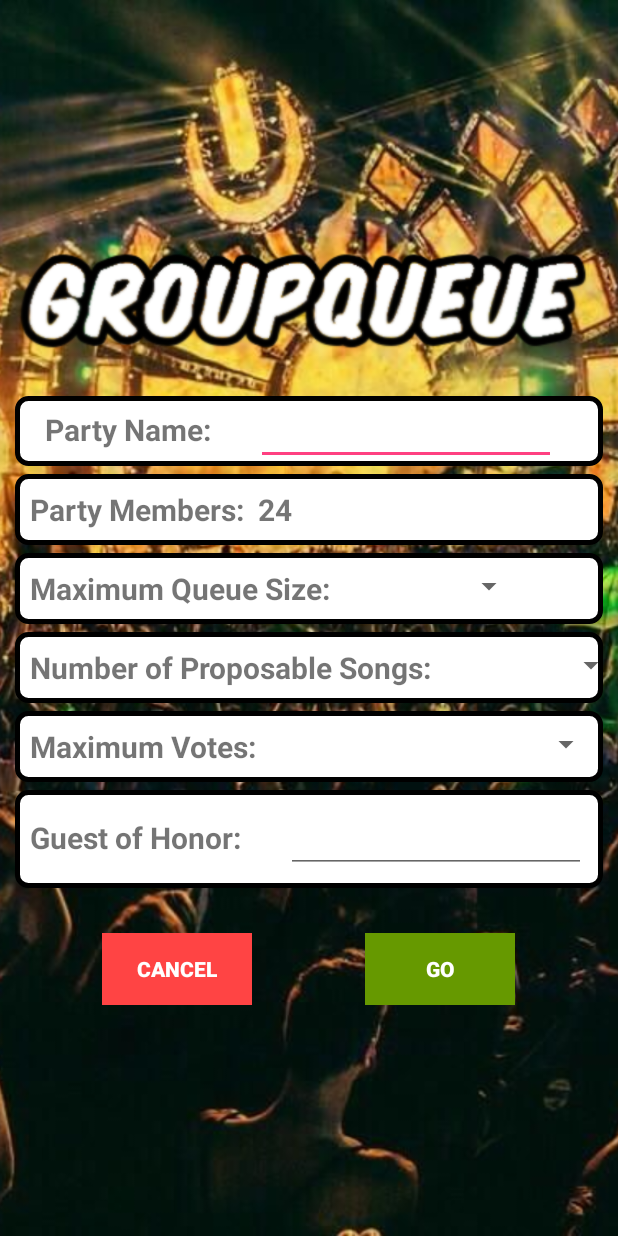
After one commit to legut2/GroupQueue, an Android app: the GroundRules screen opened directly, with no data from a screen before it, on a phone screen of 412 x 824 dp. The commit adds this screen. Run offline under Robolectric (Android 15) with nearby library versions, the phone set to English and light mode, and no system bars.

Commit message:
Modified Ground Rules added, added Party Search screen, and authentication through spotify

```diff
--- /dev/null
+++ b/app/src/main/java/com/example/groupqueueprototype/android_studio_project_folder/GroundRules.java
@@ -0,0 +1,35 @@
+package com.example.groupqueueprototype.android_studio_project_folder;
+
+import android.support.v7.app.AppCompatActivity;
+import android.os.Bundle;
+import android.view.View;
+import android.widget.Button;
+
+public class GroundRules extends AppCompatActivity {
+    private Button go;
+    private Button cancel;
+
+    protected View.OnClickListener goListener = new View.OnClickListener() {
+        @Override
+        public void onClick(View v) {
+            //Code to make party goes here
+        }
+    };
+    protected View.OnClickListener cancelListener = new View.OnClickListener() {
+        @Override
+        public void onClick(View v) {
+            //Return to previous screen
+            finish();
+    }
+    };
+
+    @Override
+    protected void onCreate(Bundle savedInstanceState) {
+        super.onCreate(savedInstanceState);
+        setContentView(R.layout.activity_ground_rules);
+        go = (Button) findViewById(R.id.go_button);
+        go.setOnClickListener(goListener);
+        cancel = (Button) findViewById(R.id.cancel_button);
+        cancel.setOnClickListener(cancelListener);
+    }
+}
--- /dev/null
+++ b/app/src/main/res/drawable/search_background.xml
@@ -0,0 +1,22 @@
+<?xml version="1.0" encoding="UTF-8"?>
+<shape xmlns:android="http://schemas.android.com/apk/res/android">
+    <solid android:color="#ffffffff"/>
+
+    <stroke
+        android:width="3dp"
+        android:color="#ff000000"
+        />
+
+    <padding
+        android:left="1dp"
+        android:top="1dp"
+        android:right="1dp"
+        android:bottom="1dp"
+        />
+
+    <corners
+        android:bottomRightRadius="7dp"
+        android:bottomLeftRadius="7dp"
+        android:topLeftRadius="7dp"
+        android:topRightRadius="7dp"/>
+</shape>
--- /dev/null
+++ b/app/src/main/res/layout/activity_ground_rules.xml
@@ -0,0 +1,185 @@
+<?xml version="1.0" encoding="utf-8"?>
+<android.support.constraint.ConstraintLayout xmlns:android="http://schemas.android.com/apk/res/android"
+    xmlns:app="http://schemas.android.com/apk/res-auto"
+    xmlns:tools="http://schemas.android.com/tools"
+    android:layout_width="match_parent"
+    android:layout_height="match_parent"
+    tools:context="com.example.groupqueueprototype.android_studio_project_folder.GroundRules">
+
+    <ImageView
+        android:layout_width="match_parent"
+        android:layout_height="match_parent"
+        android:scaleType="centerCrop"
+        android:src="@drawable/background_party" />
+
+    <LinearLayout
+        android:layout_width="wrap_content"
+        android:layout_height="match_parent"
+        android:gravity="center"
+        android:orientation="vertical">
+
+        <ImageView
+            android:layout_width="wrap_content"
+            android:layout_height="75dp"
+            android:layout_marginBottom="15dp"
+            android:layout_marginTop="10dp"
+            android:src="@drawable/group_queue" />
+
+        <LinearLayout
+            android:layout_width="match_parent"
+            android:layout_height="wrap_content"
+            android:layout_marginLeft="10dp"
+            android:layout_marginRight="10dp"
+            android:layout_marginTop="10dp"
+            android:background="@drawable/search_background"
+            android:paddingLeft="20dp">
+
+            <TextView
+                android:layout_width="wrap_content"
+                android:layout_height="wrap_content"
+                android:text="Party Name:"
+                android:textSize="20sp"
+                android:textStyle="bold" />
+
+            <EditText
+                android:layout_width="200dp"
+                android:layout_height="wrap_content"
+                android:layout_marginLeft="30dp"
+                android:inputType="text" />
+        </LinearLayout>
+
+        <TextView
+            android:layout_width="match_parent"
+            android:layout_height="wrap_content"
+            android:layout_marginLeft="10dp"
+            android:layout_marginRight="10dp"
+            android:layout_marginTop="5dp"
+            android:background="@drawable/search_background"
+            android:padding="10dp"
+            android:text="Party Members:  24"
+            android:textSize="20sp"
+            android:textStyle="bold" />
+
+        <LinearLayout
+            android:layout_width="match_parent"
+            android:layout_height="wrap_content"
+            android:layout_marginLeft="10dp"
+            android:layout_marginRight="10dp"
+            android:layout_marginTop="5dp"
+            android:background="@drawable/search_background"
+            android:padding="10dp">
+
+            <TextView
+                android:layout_width="wrap_content"
+                android:layout_height="wrap_content"
+                android:text="Maximum Queue Size:"
+                android:textSize="20sp"
+                android:textStyle="bold" />
+
+            <Spinner
+                android:layout_width="100dp"
+                android:layout_height="wrap_content"
+                android:layout_marginLeft="30dp"
+                android:inputType="number" />
+        </LinearLayout>
+
+        <LinearLayout
+            android:layout_width="match_parent"
+            android:layout_height="wrap_content"
+            android:layout_marginLeft="10dp"
+            android:layout_marginRight="10dp"
+            android:layout_marginTop="5dp"
+            android:background="@drawable/search_background"
+            android:padding="10dp">
+
+            <TextView
+                android:layout_width="wrap_content"
+                android:layout_height="wrap_content"
+                android:text="Number of Proposable Songs:"
+                android:textSize="20sp"
+                android:textStyle="bold" />
+
+            <Spinner
+                android:layout_width="100dp"
+                android:layout_height="wrap_content"
+                android:layout_marginLeft="30dp"
+                android:inputType="text" />
+        </LinearLayout>
+
+        <LinearLayout
+            android:layout_width="match_parent"
+            android:layout_height="wrap_content"
+            android:layout_marginLeft="10dp"
+            android:layout_marginRight="10dp"
+            android:layout_marginTop="5dp"
+            android:background="@drawable/search_background"
+            android:padding="10dp">
+
+            <TextView
+                android:layout_width="wrap_content"
+                android:layout_height="wrap_content"
+                android:text="Maximum Votes:"
+                android:textSize="20sp"
+                android:textStyle="bold" />
+
+            <Spinner
+                android:layout_width="200dp"
+                android:layout_height="wrap_content"
+                android:layout_marginLeft="30dp"
+                android:inputType="text" />
+        </LinearLayout>
+
+        <LinearLayout
+            android:layout_width="match_parent"
+            android:layout_height="wrap_content"
+            android:layout_marginLeft="10dp"
+            android:layout_marginRight="10dp"
+            android:layout_marginTop="5dp"
+            android:background="@drawable/search_background"
+            android:padding="10dp">
+
+            <TextView
+                android:layout_width="wrap_content"
+                android:layout_height="wrap_content"
+                android:text="Guest of Honor:"
+                android:textSize="20sp"
+                android:textStyle="bold" />
+
+            <EditText
+                android:layout_width="200dp"
+                android:layout_height="wrap_content"
+                android:layout_marginLeft="30dp"
+                android:inputType="text" />
+        </LinearLayout>
+
+        <LinearLayout
+            android:layout_width="match_parent"
+            android:layout_height="wrap_content"
+            android:layout_marginLeft="10dp"
+            android:layout_marginRight="10dp"
+            android:layout_marginTop="30dp"
+            android:gravity="center">
+
+            <Button
+                android:id="@+id/cancel_button"
+                android:layout_width="100dp"
+                android:layout_height="wrap_content"
+                android:layout_gravity="center"
+                android:background="@android:color/holo_red_light"
+                android:text="Cancel"
+                android:textColor="@android:color/white"
+                android:textStyle="bold" />
+
+            <Button
+                android:id="@+id/go_button"
+                android:layout_width="100dp"
+                android:layout_height="wrap_content"
+                android:layout_gravity="center"
+                android:layout_marginLeft="75dp"
+                android:background="@android:color/holo_green_dark"
+                android:text="Go"
+                android:textColor="@android:color/white"
+                android:textStyle="bold" />
+        </LinearLayout>
+    </LinearLayout>
+</android.support.constraint.ConstraintLayout>
--- a/build.gradle
+++ b/build.gradle
@@ -3,9 +3,10 @@
 buildscript {
     repositories {
         jcenter()
+        google()
     }
     dependencies {
-        classpath 'com.android.tools.build:gradle:3.0.0'
+        classpath 'com.android.tools.build:gradle:3.0.1'
 
         // NOTE: Do not place your application dependencies here; they belong
         // in the individual module build.gradle files
@@ -15,6 +16,9 @@ buildscript {
 allprojects {
     repositories {
         jcenter()
+        maven { url 'https://jitpack.io' }
+
+        google()
     }
 }
 
```
Also changed, not shown: app/build.gradle (+9 -1 lines), app/src/main/AndroidManifest.xml (+19 -0 lines), app/src/main/java/com/example/groupqueueprototype/android_studio_project_folder/LoginActivity.java (+61 -0 lines), app/src/main/java/com/example/groupqueueprototype/android_studio_project_folder/PartySearchActivity.java (added, +43 -0 lines), app/src/main/res/drawable/rounded_bottom_background.xml (added, +17 -0 lines), app/src/main/res/drawable/rounded_top_background.xml (added, +17 -0 lines), app/src/main/res/layout/activity_login.xml (+12 -44 lines), app/src/main/res/layout/party_search.xml (added, +88 -0 lines), 1 other file.
